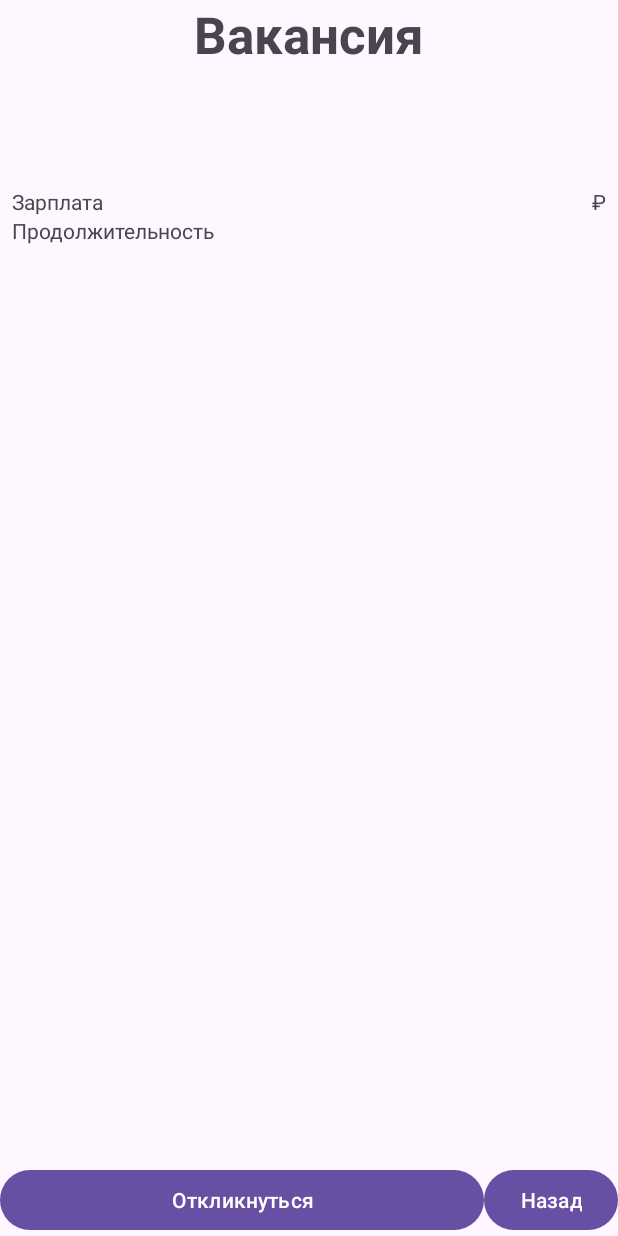
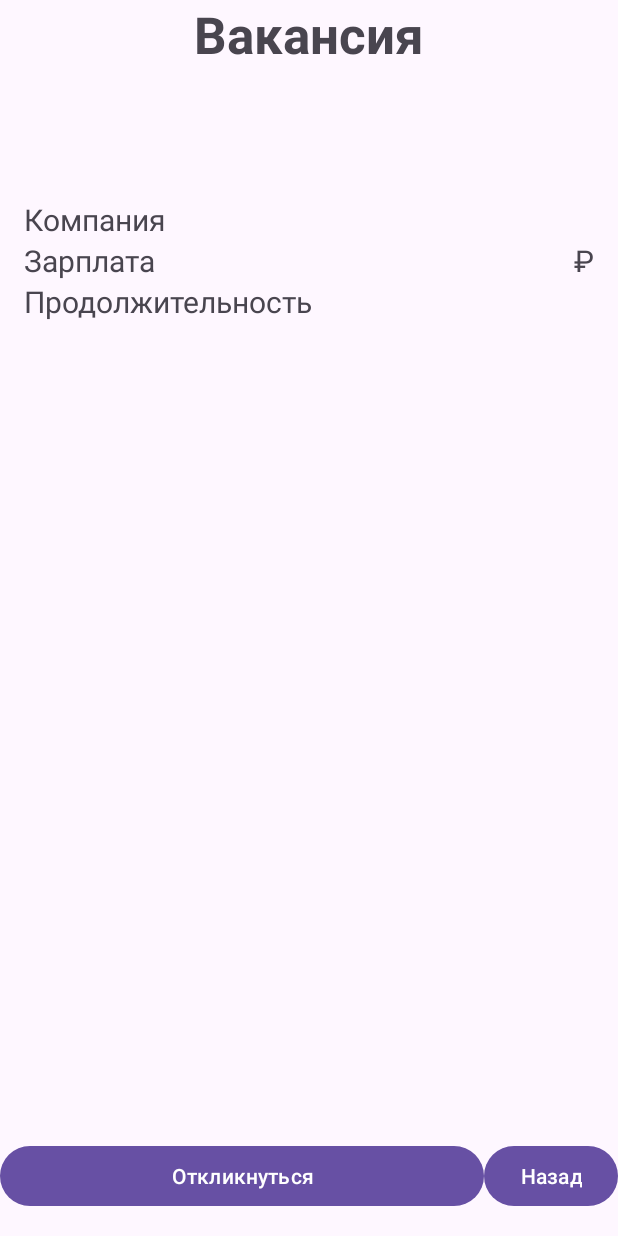
Before and after one commit to ArtemHelloWorld/internmatch, an Android app: the VacancyDetail screen opened directly, with no data from a screen before it, on a phone screen of 412 x 824 dp. Run offline under Robolectric (Android 15) with nearby library versions, the phone set to English and light mode, and no system bars.

Commit message:
some fixes

```diff
--- a/mobile/app/src/main/java/com/example/mobile/VacanciesAdapter.kt
+++ b/mobile/app/src/main/java/com/example/mobile/VacanciesAdapter.kt
@@ -15,6 +15,7 @@ class VacanciesAdapter(var vacancies: List<Vacancy>, var context: Context) : Rec
     class MyViewHolder(view: View): RecyclerView.ViewHolder(view) {
         val title: TextView = view.findViewById(R.id.vacancy_title)
         val description: TextView = view.findViewById(R.id.vacancy_description)
+        val salary: TextView = view.findViewById(R.id.vacancy_salary)
         val detail_button: Button = view.findViewById(R.id.vacancy_detail_button)
     }
 
@@ -29,7 +30,9 @@ class VacanciesAdapter(var vacancies: List<Vacancy>, var context: Context) : Rec
 
     override fun onBindViewHolder(holder: MyViewHolder, position: Int) {
         holder.title.text = vacancies[position].title
-        holder.description.text = vacancies[position].description
+        holder.description.text = vacancies[position].skills
+        holder.salary.text = "${vacancies[position].salary} ₽"
+
         holder.detail_button.setOnClickListener {
             // Create an Intent to open SecondActivity
             val intent = Intent(context, VacancyDetail::class.java)
--- a/mobile/app/src/main/java/com/example/mobile/VacancyDetail.kt
+++ b/mobile/app/src/main/java/com/example/mobile/VacancyDetail.kt
@@ -23,6 +23,7 @@ class VacancyDetail : AppCompatActivity() {
         }
         val title = findViewById<TextView>(R.id.vacancyTitle)
         val description = findViewById<TextView>(R.id.vacancyDescription)
+        val vacancyEmployer = findViewById<TextView>(R.id.vacancyEmployer)
         val salary = findViewById<TextView>(R.id.vacancySalary)
         val duration = findViewById<TextView>(R.id.vacancyDuration)
 
@@ -34,6 +35,8 @@ class VacancyDetail : AppCompatActivity() {
                 if (vacanciesObj != null) {
                     title.text = vacanciesObj.title
                     description.text = vacanciesObj.description
+
+                    vacancyEmployer.text = vacanciesObj.employer
                     salary.text = "${vacanciesObj.salary} ₽"
                     duration.text = "${vacanciesObj.duration} мес."
 
--- a/mobile/app/src/main/java/com/example/mobile/serializers/ProfileEmployer.kt
+++ b/mobile/app/src/main/java/com/example/mobile/serializers/ProfileEmployer.kt
@@ -5,5 +5,6 @@ import kotlinx.serialization.Serializable
 @Serializable
 class ProfileEmployer (
     val id: Int,
+    val vacancies: List<Vacancy>
 ){
 }
--- a/mobile/app/src/main/java/com/example/mobile/serializers/Vacancy.kt
+++ b/mobile/app/src/main/java/com/example/mobile/serializers/Vacancy.kt
@@ -7,6 +7,7 @@ class Vacancy(
     val employer: String,
     val title: String,
     val description: String,
+    val skills: String,
     val salary: Int,
     val duration: Int,
     val image: String? = null,
--- a/mobile/app/src/main/res/layout/activity_vacancy_detail.xml
+++ b/mobile/app/src/main/res/layout/activity_vacancy_detail.xml
@@ -9,9 +9,12 @@
 
     <TextView
         android:id="@+id/vacancyTitle"
-        android:layout_width="wrap_content"
+        android:layout_width="0dp"
         android:layout_height="wrap_content"
+        android:layout_marginStart="8dp"
+        android:layout_marginEnd="8dp"
         android:text="Вакансия"
+        android:textAlignment="center"
         android:textSize="34sp"
         android:textStyle="bold"
         app:layout_constraintEnd_toEndOf="parent"
@@ -22,8 +25,8 @@
         android:id="@+id/linearLayout2"
         android:layout_width="match_parent"
         android:layout_height="wrap_content"
-        android:layout_marginStart="8dp"
-        android:layout_marginEnd="8dp"
+        android:layout_marginStart="16dp"
+        android:layout_marginEnd="16dp"
         android:orientation="vertical"
         app:layout_constraintEnd_toEndOf="parent"
         app:layout_constraintStart_toStartOf="parent"
@@ -34,7 +37,29 @@
             android:layout_width="match_parent"
             android:layout_height="wrap_content"
             android:layout_marginTop="30dp"
-            android:layout_marginBottom="30dp" />
+            android:layout_marginBottom="30dp"
+            android:textSize="20sp" />
+
+        <LinearLayout
+            android:layout_width="match_parent"
+            android:layout_height="match_parent"
+            android:orientation="horizontal">
+
+            <TextView
+                android:id="@+id/textView3"
+                android:layout_width="wrap_content"
+                android:layout_height="wrap_content"
+                android:layout_weight="1"
+                android:text="Компания"
+                android:textSize="20sp" />
+
+            <TextView
+                android:id="@+id/vacancyEmployer"
+                android:layout_width="wrap_content"
+                android:layout_height="wrap_content"
+                android:textSize="20sp"
+                tools:text="мес." />
+        </LinearLayout>
 
         <LinearLayout
             android:layout_width="match_parent"
@@ -46,13 +71,15 @@
                 android:layout_width="wrap_content"
                 android:layout_height="wrap_content"
                 android:layout_weight="1"
-                android:text="Зарплата" />
+                android:text="Зарплата"
+                android:textSize="20sp" />
 
             <TextView
                 android:id="@+id/vacancySalary"
                 android:layout_width="wrap_content"
                 android:layout_height="wrap_content"
-                android:text="₽" />
+                android:text="₽"
+                android:textSize="20sp" />
 
         </LinearLayout>
 
@@ -66,19 +93,23 @@
                 android:layout_width="wrap_content"
                 android:layout_height="wrap_content"
                 android:layout_weight="1"
-                android:text="Продолжительность" />
+                android:text="Продолжительность"
+                android:textSize="20sp" />
 
             <TextView
                 android:id="@+id/vacancyDuration"
                 android:layout_width="wrap_content"
                 android:layout_height="wrap_content"
+                android:textSize="20sp"
                 tools:text="мес." />
         </LinearLayout>
+
     </LinearLayout>
 
     <LinearLayout
         android:layout_width="match_parent"
         android:layout_height="wrap_content"
+        android:layout_marginBottom="16dp"
         android:orientation="horizontal"
         app:layout_constraintBottom_toBottomOf="parent"
         app:layout_constraintEnd_toEndOf="parent"
--- a/mobile/app/src/main/res/layout/fragment_vacancies_list.xml
+++ b/mobile/app/src/main/res/layout/fragment_vacancies_list.xml
@@ -5,13 +5,13 @@
     android:id="@+id/main"
     android:layout_width="match_parent"
     android:layout_height="match_parent"
-    tools:context=".VacanciesListOutdated">
+    tools:context=".VacanciesList">
 
     <TextView
         android:id="@+id/pageTitle"
         android:layout_width="wrap_content"
         android:layout_height="wrap_content"
-        android:text="Вакансии"
+        android:text="Стажировки"
         android:textSize="34sp"
         android:textStyle="bold"
         app:layout_constraintEnd_toEndOf="parent"
--- a/mobile/app/src/main/res/menu/nav_bar.xml
+++ b/mobile/app/src/main/res/menu/nav_bar.xml
@@ -6,7 +6,7 @@
         android:layout_width="wrap_content"
         android:layout_height="wrap_content"
         android:icon="@drawable/baseline_format_list_numbered_24"
-        android:title="Вакансии" />
+        android:title="Стажировки" />
     <item
         android:id="@+id/monitoring"
         android:layout_width="wrap_content"
```
Also changed, not shown: mobile/app/src/main/AndroidManifest.xml (+9 -0 lines), mobile/app/src/main/java/com/example/mobile/ProfilePage.kt (+37 -4 lines), mobile/app/src/main/res/layout/echo_vacancy_layout.xml (+8 -4 lines), mobile/app/src/main/res/layout/fragment_profile.xml (+14 -5 lines), mobile/app/src/main/res/layout/vacancy_layout.xml (+37 -11 lines), 7 other files.
